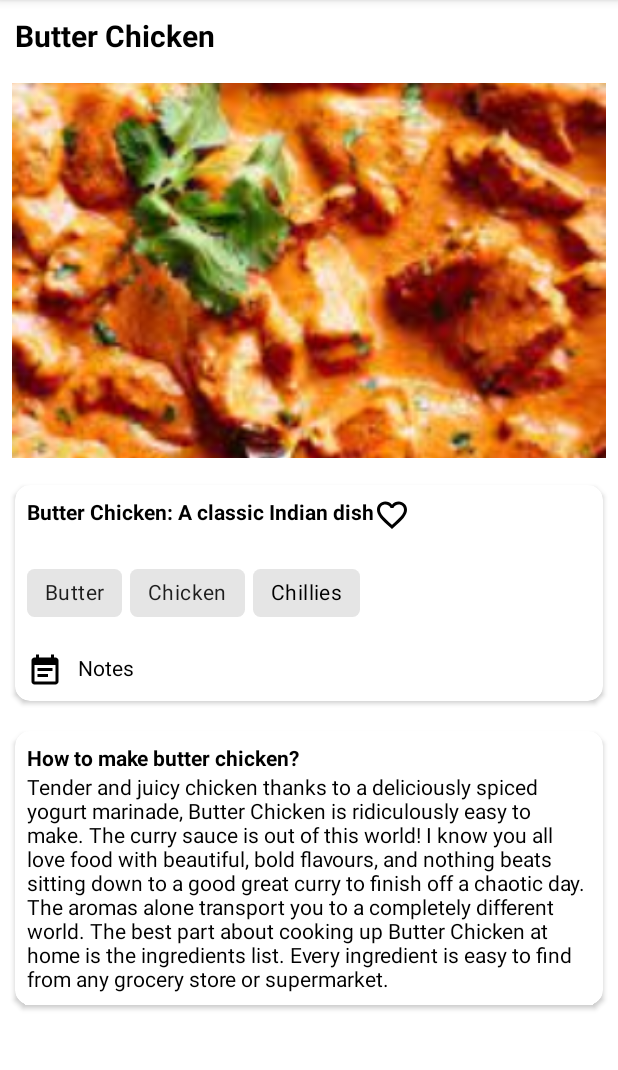
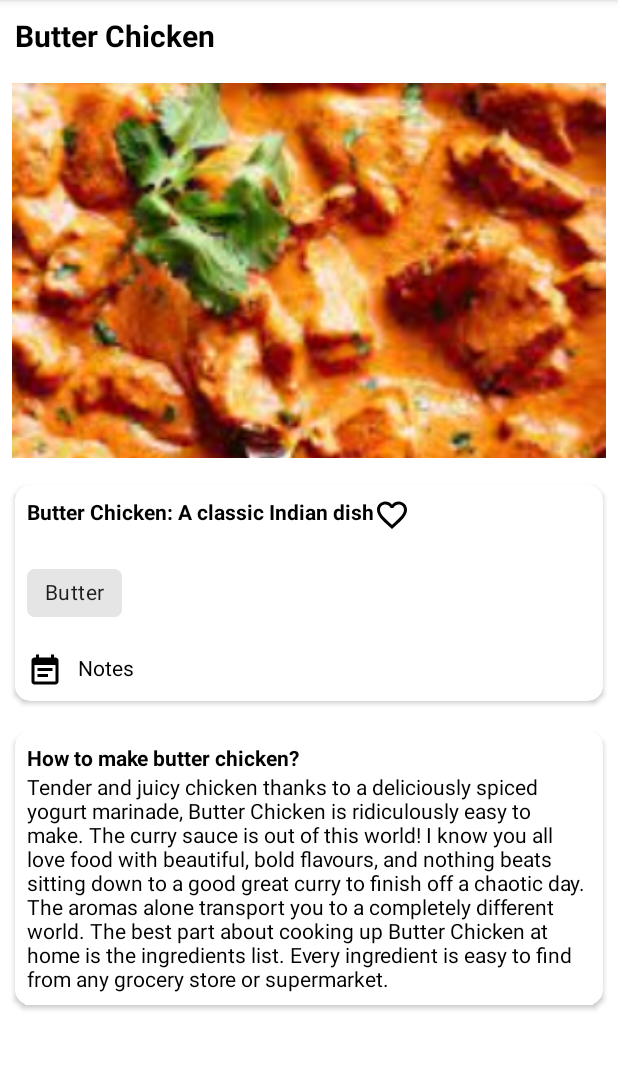
Before and after one commit to georgianCodies/CleverKitchenAndroid, an Android app: the RecipeDetailsFragment screen opened through its navigation route, on a phone screen of 412 x 824 dp, the part 84-1154 px from its top. Run offline under Robolectric (Android 15) with nearby library versions, the phone set to English and light mode, and no system bars; our stand-ins replace navigation-ui; 7 statements that could not run were skipped.

Commit message:
Recipe details showing according to selected recipe

```diff
--- a/app/src/main/java/com/mdev/cleverkitchenandroid/RecipeDetailsFragment.kt
+++ b/app/src/main/java/com/mdev/cleverkitchenandroid/RecipeDetailsFragment.kt
@@ -30,5 +30,8 @@ class RecipeDetailsFragment : Fragment() {
         view.findViewById<TextView>(R.id.recipe_name).text = requireArguments().getString("recipe_name")
         view.findViewById<TextView>(R.id.description).text = requireArguments().getString("description")
         view.findViewById<TextView>(R.id.recipe_sub_name).text = requireArguments().getString("recipe_name") + ": A classic Indian dish"
+        view.findViewById<TextView>(R.id.chip).text = requireArguments().getString("chip")
+        view.findViewById<TextView>(R.id.how_to).text = "How to make " + requireArguments().getString("recipe_name")+"?"
+
     }
 }
--- a/app/src/main/java/com/mdev/cleverkitchenandroid/ViewRecipeFragment.kt
+++ b/app/src/main/java/com/mdev/cleverkitchenandroid/ViewRecipeFragment.kt
@@ -35,6 +35,8 @@ class ViewRecipeFragment : Fragment() {
         val receipiesAdapter = FragmentViewRecipeAdapter(dataBaseArrayList,userDetails)
         rvRecipies.adapter =receipiesAdapter
 
+//        view.setOnClickListener()
+
         return view
     }
 
--- a/app/src/main/res/layout/fragment_recipe_details.xml
+++ b/app/src/main/res/layout/fragment_recipe_details.xml
@@ -81,24 +81,10 @@
                         android:padding="8dp">
 
                         <com.google.android.material.chip.Chip
+                            android:id="@+id/chip"
                             android:layout_width="wrap_content"
                             android:layout_height="wrap_content"
                             android:text="Butter"
-                            app:chipCornerRadius="5sp"
-                            android:layout_marginRight="5dp"/>
-
-                        <com.google.android.material.chip.Chip
-                            android:layout_width="wrap_content"
-                            android:layout_height="wrap_content"
-                            android:text="Chicken"
-                            app:chipCornerRadius="5sp"
-                            android:layout_marginRight="5dp"/>
-
-                        <com.google.android.material.chip.Chip
-                            android:layout_width="wrap_content"
-                            android:layout_height="wrap_content"
-                            android:text="Chillies"
-                            android:textColor="@color/black"
                             app:chipCornerRadius="5sp"
                             android:layout_marginRight="5dp"/>
 
@@ -145,6 +131,7 @@
                         android:padding="8dp">
 
                         <TextView
+                            android:id="@+id/how_to"
                             android:text="How to make butter chicken?"
                             android:textSize="14sp"
                             android:textStyle="bold"
```
Also changed, not shown: app/src/main/java/com/mdev/cleverkitchenandroid/FragmentViewRecipeAdapter.kt (+25 -14 lines).
